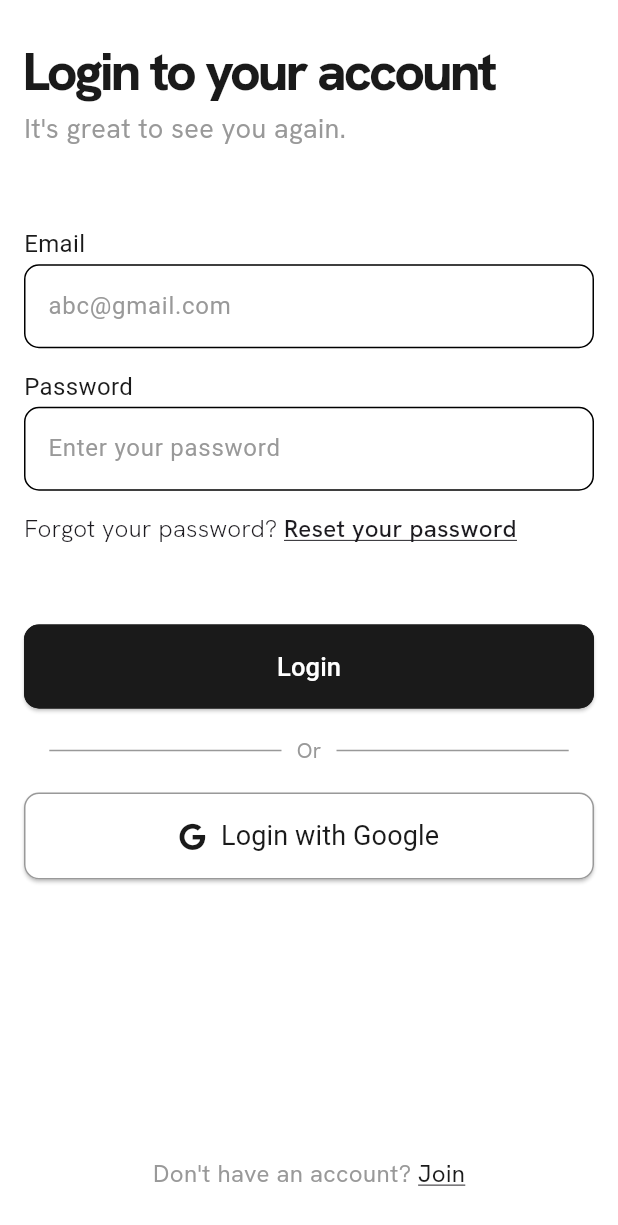
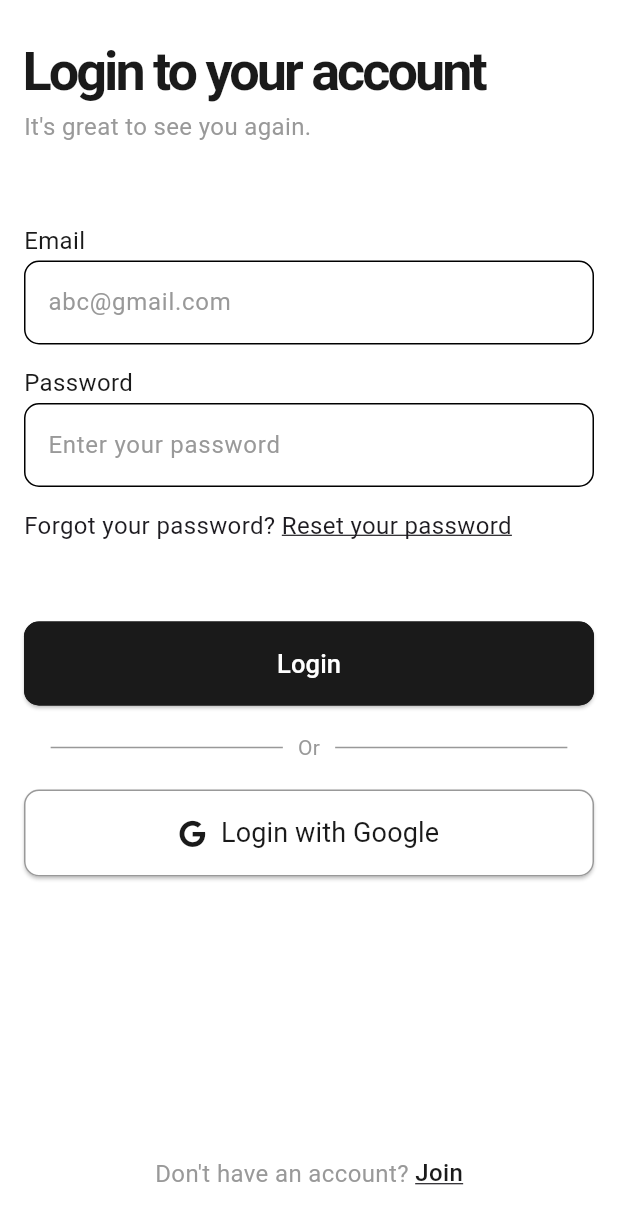
Before and after one commit to suheerthedev/marketplace, a Flutter app: the BuyerLoginView screen opened by its route, on a phone screen of 412 x 824 dp. Shown: the top 1225 px of the screen. Run offline on Flutter 3.47's test engine with Material 3 defaults, Android fonts, the phone set to English and light mode, and no system bars; our stand-ins replace carousel_slider, flutter_svg, font_awesome_flutter, google_fonts, stacked, stacked_services and 1 more.

Commit message:
Updated Login View

```diff
--- a/lib/ui/views/buyer_login/buyer_login_view.dart
+++ b/lib/ui/views/buyer_login/buyer_login_view.dart
@@ -32,18 +32,17 @@ class BuyerLoginView extends StackedView<BuyerLoginViewModel> {
                 children: [
                   Text(
                     "Login to your account",
-                    style: GoogleFonts.hankenGrotesk(
+                    style: GoogleFonts.roboto(
                         letterSpacing: -2,
-                        wordSpacing: 0,
                         color: mainTextColor,
                         fontSize: 36,
-                        fontWeight: FontWeight.w800),
+                        fontWeight: FontWeight.w600),
                   ),
                   Text(
                     "It's great to see you again.",
-                    style: GoogleFonts.hankenGrotesk(
+                    style: GoogleFonts.roboto(
                         color: lightTextColor,
-                        fontSize: 18,
+                        fontSize: 16,
                         fontWeight: FontWeight.w400),
                   ),
                 ],
@@ -80,9 +79,9 @@ class BuyerLoginView extends StackedView<BuyerLoginViewModel> {
                       children: [
                         Text(
                           "Forgot your password? ",
-                          style: GoogleFonts.hankenGrotesk(
+                          style: GoogleFonts.roboto(
                             fontSize: 16,
-                            fontWeight: FontWeight.w300,
+                            fontWeight: FontWeight.w400,
                           ),
                         ),
                         InkWell(
@@ -90,10 +89,10 @@ class BuyerLoginView extends StackedView<BuyerLoginViewModel> {
                               .navigationService.navigateToForgotPasswordView,
                           child: Text(
                             "Reset your password",
-                            style: GoogleFonts.hankenGrotesk(
+                            style: GoogleFonts.roboto(
                               decoration: TextDecoration.underline,
                               fontSize: 16,
-                              fontWeight: FontWeight.w500,
+                              fontWeight: FontWeight.w400,
                             ),
                           ),
                         ),
@@ -135,8 +134,7 @@ class BuyerLoginView extends StackedView<BuyerLoginViewModel> {
                         ),
                       ),
                       Text("Or",
-                          style:
-                              GoogleFonts.hankenGrotesk(color: lightTextColor)),
+                          style: GoogleFonts.roboto(color: lightTextColor)),
                       SizedBox(
                         width: MediaQuery.of(context).size.width * 0.4,
                         child: const Divider(
@@ -173,17 +171,21 @@ class BuyerLoginView extends StackedView<BuyerLoginViewModel> {
                   children: [
                     Text(
                       "Don't have an account? ",
-                      style: GoogleFonts.hankenGrotesk(
-                          fontSize: 16, color: lightTextColor),
+                      style: GoogleFonts.roboto(
+                          fontSize: 16,
+                          color: lightTextColor,
+                          fontWeight: FontWeight.w400),
                     ),
                     InkWell(
                       onTap: viewModel.navigationService.back,
                       child: Text(
                         "Join",
-                        style: GoogleFonts.hankenGrotesk(
+                        style: GoogleFonts.roboto(
                             color: mainTextColor,
                             fontSize: 16,
-                            decoration: TextDecoration.underline),
+                            height: 1,
+                            decoration: TextDecoration.underline,
+                            fontWeight: FontWeight.w500),
                       ),
                     )
                   ],
```
